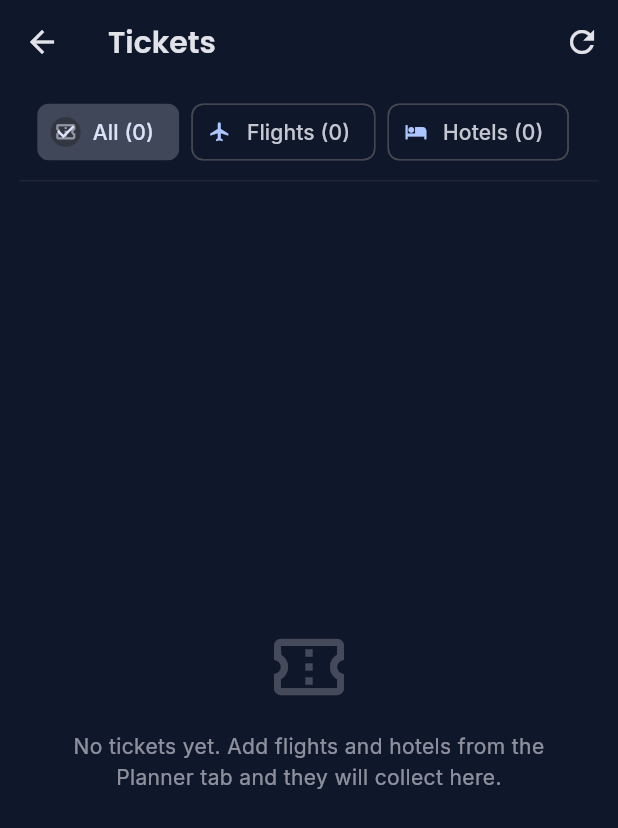
After one commit to Snsmjalzaabi/Travel-planner, a Flutter app: the MoreScreen screen opened directly, after a tap on "Tickets", on a phone screen of 412 x 824 dp. The commit adds this screen. Shown: the top 828 px of the screen. Run offline on Flutter 3.47's test engine with Material 3 defaults, Android fonts, the phone set to English and light mode, and no system bars; our stand-ins replace flutter_local_notifications, google_fonts, permission_handler, shared_preferences, sqflite, timezone; accounts and stored records are empty.

Commit message:
Add Tickets: one place for every flight and hotel booking reference
Read-only aggregate over the existing flights and hotels tables rather than a
new tickets table - the data (booking_reference, confirmation_number, seat,
gates, terminal, address, phone) was already there and duplicating it would
only create drift.

Chronological, filterable by flight/hotel, with a 'No reference' filter that
surfaces anything you still need to fill in. Tap a reference to copy it.

No schema migration needed.

```diff
--- a/foxory_mobile/lib/ui/more_screen.dart
+++ b/foxory_mobile/lib/ui/more_screen.dart
@@ -9,6 +9,7 @@ import '../services/local_pi_sync_service.dart';
 import 'recommendations_screen.dart';
 import 'documents_screen.dart';
 import 'notification_settings_screen.dart';
+import 'tickets_screen.dart';
 import 'expense_form_sheet.dart';
 
 class MoreScreen extends StatefulWidget {
@@ -299,6 +300,17 @@ class _MoreScreenState extends State<MoreScreen> {
             Navigator.push(
               context,
               MaterialPageRoute(builder: (_) => const DocumentsScreen()),
+            );
+          },
+        ),
+        ListTile(
+          leading: const Icon(Icons.confirmation_number_outlined),
+          title: const Text('Tickets'),
+          subtitle: const Text('Flights and hotels with booking references'),
+          onTap: () {
+            Navigator.push(
+              context,
+              MaterialPageRoute(builder: (_) => const TicketsScreen()),
             );
           },
         ),
--- /dev/null
+++ b/foxory_mobile/lib/ui/tickets_screen.dart
@@ -0,0 +1,380 @@
+import 'package:flutter/material.dart';
+import 'package:flutter/services.dart';
+import 'package:google_fonts/google_fonts.dart';
+import 'package:intl/intl.dart';
+import '../core/database_helper.dart';
+
+/// One bookable thing: a flight or a hotel stay, normalised so both can be
+/// shown in a single chronological list.
+class Ticket {
+  final String kind; // 'flight' | 'hotel'
+  final int id;
+  final int? tripId;
+  final String tripName;
+
+  /// Sort key — when this ticket is used.
+  final DateTime when;
+
+  final String title;
+  final String subtitle;
+
+  /// Booking reference / confirmation number. Empty means not recorded yet.
+  final String reference;
+
+  final List<(String, String)> extras;
+
+  const Ticket({
+    required this.kind,
+    required this.id,
+    required this.tripId,
+    required this.tripName,
+    required this.when,
+    required this.title,
+    required this.subtitle,
+    required this.reference,
+    this.extras = const [],
+  });
+}
+
+/// A single place to see every flight and hotel you have booked, with their
+/// confirmation numbers in one place.
+///
+/// This is a read-only aggregate over the existing `flights` and `hotels`
+/// tables rather than a new `tickets` table — the data was already there and
+/// duplicating it would only create drift.
+class TicketsScreen extends StatefulWidget {
+  const TicketsScreen({super.key});
+
+  @override
+  State<TicketsScreen> createState() => _TicketsScreenState();
+}
+
+class _TicketsScreenState extends State<TicketsScreen> {
+  List<Ticket> _tickets = [];
+  bool _isLoading = true;
+  String _filter = 'all'; // all | flight | hotel | missing
+
+  @override
+  void initState() {
+    super.initState();
+    _load();
+  }
+
+  Future<void> _load() async {
+    final db = await DatabaseHelper().database;
+
+    final tripRows = await db.query('trips', where: 'deleted_at IS NULL', orderBy: 'departure ASC');
+    final tripNames = <int, String>{
+      for (final r in tripRows) r['id'] as int: (r['name'] as String?) ?? 'Trip',
+    };
+
+    final flights = await db.query(
+      'flights',
+      where: 'deleted_at IS NULL',
+      orderBy: 'departure ASC',
+    );
+    final hotels = await db.query(
+      'hotels',
+      where: 'deleted_at IS NULL',
+      orderBy: 'check_in ASC',
+    );
+
+    final tickets = <Ticket>[];
+
+    for (final f in flights) {
+      final tripId = f['trip_id'] as int?;
+      final ref = (f['booking_reference'] as String?)?.trim() ?? '';
+      final conf = (f['confirmation_number'] as String?)?.trim() ?? '';
+      tickets.add(Ticket(
+        kind: 'flight',
+        id: f['id'] as int,
+        tripId: tripId,
+        tripName: tripId == null ? 'No trip' : (tripNames[tripId] ?? 'Trip'),
+        when: DateTime.tryParse(f['departure'] as String? ?? '') ?? DateTime.now(),
+        title: '${(f['airline'] as String?) ?? 'Flight'} ${(f['flight_number'] as String?) ?? ''}'.trim(),
+        subtitle: '${f['from_city']} → ${f['to_city']}',
+        reference: ref.isNotEmpty ? ref : conf,
+        extras: [
+          if ((f['seat'] as String?)?.isNotEmpty ?? false) ('Seat', f['seat'] as String),
+          if ((f['departure_gate'] as String?)?.isNotEmpty ?? false) ('Gate', f['departure_gate'] as String),
+          if ((f['departure_terminal'] as String?)?.isNotEmpty ?? false) ('Terminal', f['departure_terminal'] as String),
+          ('Status', _flightStatus((f['status'] as String?) ?? '')),
+          if ((f['cost'] as num?) != null && (f['cost'] as num) > 0)
+            ('Cost', '\$${(f['cost'] as num).toStringAsFixed(0)} ${f['currency'] ?? ''}'),
+        ],
+      ));
+    }
+
+    for (final h in hotels) {
+      final tripId = h['trip_id'] as int?;
+      final conf = (h['confirmation_number'] as String?)?.trim() ?? '';
+      tickets.add(Ticket(
+        kind: 'hotel',
+        id: h['id'] as int,
+        tripId: tripId,
+        tripName: tripId == null ? 'No trip' : (tripNames[tripId] ?? 'Trip'),
+        when: DateTime.tryParse(h['check_in'] as String? ?? '') ?? DateTime.now(),
+        title: (h['name'] as String?) ?? 'Hotel',
+        subtitle: '${h['city']} • ${DateFormat('MMM d').format(DateTime.tryParse(h['check_in'] as String? ?? '') ?? DateTime.now())} – ${DateFormat('MMM d, y').format(DateTime.tryParse(h['check_out'] as String? ?? '') ?? DateTime.now())}',
+        reference: conf,
+        extras: [
+          if ((h['phone'] as String?)?.isNotEmpty ?? false) ('Phone', h['phone'] as String),
+          if ((h['address'] as String?)?.isNotEmpty ?? false) ('Address', h['address'] as String),
+          if ((h['cost'] as num?) != null && (h['cost'] as num) > 0)
+            ('Cost', '\$${(h['cost'] as num).toStringAsFixed(0)} ${h['currency'] ?? ''}'),
+        ],
+      ));
+    }
+
+    tickets.sort((a, b) => a.when.compareTo(b.when));
+
+    if (!mounted) return;
+    setState(() {
+      _tickets = tickets;
+      _isLoading = false;
+    });
+  }
+
+  String _flightStatus(String s) => switch (s.toUpperCase()) {
+        'CONFIRMED' => 'Confirmed',
+        'BOARDING' => 'Boarding',
+        'DEPARTED' => 'Departed',
+        'ARRIVED' => 'Arrived',
+        'DELAYED' => 'Delayed',
+        'CANCELLED' => 'Cancelled',
+        _ => 'Confirmed',
+      };
+
+  List<Ticket> get _visible => switch (_filter) {
+        'flight' => _tickets.where((t) => t.kind == 'flight').toList(),
+        'hotel' => _tickets.where((t) => t.kind == 'hotel').toList(),
+        'missing' => _tickets.where((t) => t.reference.isEmpty).toList(),
+        _ => _tickets,
+      };
+
+  Future<void> _copy(String value, String label) async {
+    await Clipboard.setData(ClipboardData(text: value));
+    if (!mounted) return;
+    ScaffoldMessenger.of(context).showSnackBar(
+      SnackBar(content: Text('$label copied: $value')),
+    );
+  }
+
+  @override
+  Widget build(BuildContext context) {
+    final cs = Theme.of(context).colorScheme;
+    final visible = _visible;
+    final missingCount = _tickets.where((t) => t.reference.isEmpty).length;
+
+    return Scaffold(
+      appBar: AppBar(
+        title: Text('Tickets', style: GoogleFonts.poppins(fontWeight: FontWeight.w600)),
+        actions: [
+          IconButton(icon: const Icon(Icons.refresh), onPressed: _load),
+        ],
+      ),
+      body: _isLoading
+          ? const Center(child: CircularProgressIndicator())
+          : Column(
+              children: [
+                _filterBar(cs, missingCount),
+                Expanded(
+                  child: visible.isEmpty
+                      ? _empty(cs)
+                      : RefreshIndicator(
+                          onRefresh: _load,
+                          child: ListView.builder(
+                            padding: const EdgeInsets.fromLTRB(12, 8, 12, 28),
+                            itemCount: visible.length,
+                            itemBuilder: (c, i) => _ticketCard(visible[i], cs),
+                          ),
+                        ),
+                ),
+              ],
+            ),
+    );
+  }
+
+  Widget _filterBar(ColorScheme cs, int missingCount) {
+    final options = <(String, String, IconData)>[
+      ('all', 'All (${_tickets.length})', Icons.confirmation_number_outlined),
+      ('flight', 'Flights (${_tickets.where((t) => t.kind == 'flight').length})', Icons.flight),
+      ('hotel', 'Hotels (${_tickets.where((t) => t.kind == 'hotel').length})', Icons.hotel),
+      if (missingCount > 0) ('missing', 'No reference ($missingCount)', Icons.error_outline),
+    ];
+
+    return Container(
+      padding: const EdgeInsets.fromLTRB(12, 8, 12, 8),
+      decoration: BoxDecoration(
+        border: Border(bottom: BorderSide(color: cs.outlineVariant.withValues(alpha: 0.3))),
+      ),
+      child: SingleChildScrollView(
+        scrollDirection: Axis.horizontal,
+        child: Row(
+          children: [
+            for (final (value, label, icon) in options)
+              Padding(
+                padding: const EdgeInsets.only(right: 8),
+                child: ChoiceChip(
+                  label: Text(label),
+                  avatar: Icon(icon, size: 15),
+                  selected: _filter == value,
+                  onSelected: (_) => setState(() => _filter = value),
+                ),
+              ),
+          ],
+        ),
+      ),
+    );
+  }
+
+  Widget _empty(ColorScheme cs) {
+    final msg = switch (_filter) {
+      'flight' => 'No flights booked yet. Add one from the Planner tab.',
+      'hotel' => 'No hotels booked yet. Add one from the Planner tab.',
+      'missing' => 'Everything has a booking reference.',
+      _ => 'No tickets yet. Add flights and hotels from the Planner tab and they will collect here.',
+    };
+    return Center(
+      child: Padding(
+        padding: const EdgeInsets.all(32),
+        child: Column(
+          mainAxisSize: MainAxisSize.min,
+          children: [
+            Icon(Icons.confirmation_number_outlined, size: 56, color: cs.onSurface.withValues(alpha: 0.25)),
+            const SizedBox(height: 14),
+            Text(msg, textAlign: TextAlign.center, style: GoogleFonts.inter(fontSize: 14, color: cs.onSurface.withValues(alpha: 0.6))),
+          ],
+        ),
+      ),
+    );
+  }
+
+  Widget _ticketCard(Ticket t, ColorScheme cs) {
+    final isFlight = t.kind == 'flight';
+    final color = isFlight ? Colors.purple : Colors.indigo;
+    final hasRef = t.reference.isNotEmpty;
+    final daysAway = t.when.difference(DateTime.now()).inDays;
+
+    return Card(
+      margin: const EdgeInsets.only(bottom: 10),
+      child: Padding(
+        padding: const EdgeInsets.all(14),
+        child: Column(
+          crossAxisAlignment: CrossAxisAlignment.start,
+          children: [
+            Row(
+              crossAxisAlignment: CrossAxisAlignment.start,
+              children: [
+                Container(
+                  padding: const EdgeInsets.all(8),
+                  decoration: BoxDecoration(color: color.withValues(alpha: 0.14), borderRadius: BorderRadius.circular(10)),
+                  child: Icon(isFlight ? Icons.flight : Icons.hotel, color: color, size: 18),
+                ),
+                const SizedBox(width: 12),
+                Expanded(
+                  child: Column(
+                    crossAxisAlignment: CrossAxisAlignment.start,
+                    children: [
+                      Text(t.title, style: GoogleFonts.inter(fontSize: 15, fontWeight: FontWeight.w600), maxLines: 2, overflow: TextOverflow.ellipsis),
+                      const SizedBox(height: 3),
+                      Text(t.subtitle, style: GoogleFonts.inter(fontSize: 12, color: cs.onSurface.withValues(alpha: 0.65))),
+                    ],
+                  ),
+                ),
+                if (daysAway >= 0 && daysAway <= 14)
+                  Container(
+                    padding: const EdgeInsets.symmetric(horizontal: 8, vertical: 3),
+                    decoration: BoxDecoration(color: Colors.orange.withValues(alpha: 0.15), borderRadius: BorderRadius.circular(999)),
+                    child: Text(
+                      daysAway == 0 ? 'Today' : '${daysAway}d',
+                      style: GoogleFonts.inter(fontSize: 10, fontWeight: FontWeight.w700, color: Colors.orange),
+                    ),
+                  ),
+              ],
+            ),
+            const SizedBox(height: 10),
+
+            // Booking reference — the whole point of this screen.
+            InkWell(
+              onTap: hasRef ? () => _copy(t.reference, isFlight ? 'Booking ref' : 'Confirmation') : null,
+              borderRadius: BorderRadius.circular(10),
+              child: Container(
+                padding: const EdgeInsets.symmetric(horizontal: 10, vertical: 9),
+                decoration: BoxDecoration(
+                  color: hasRef ? cs.primary.withValues(alpha: 0.08) : Colors.orange.withValues(alpha: 0.08),
+                  borderRadius: BorderRadius.circular(10),
+                  border: Border.all(
+                    color: hasRef ? cs.primary.withValues(alpha: 0.25) : Colors.orange.withValues(alpha: 0.4),
+                  ),
+                ),
+                child: Row(
+                  children: [
+                    Icon(
+                      hasRef ? Icons.confirmation_number : Icons.help_outline,
+                      size: 15,
+                      color: hasRef ? cs.primary : Colors.orange,
+                    ),
+                    const SizedBox(width: 8),
+                    Expanded(
+                      child: hasRef
+                          ? Text(
+                              t.reference,
+                              style: GoogleFonts.inter(
+                                fontSize: 13,
+                                fontWeight: FontWeight.w700,
+                                letterSpacing: 0.8,
+                                color: cs.primary,
+                              ),
+                            )
+                          : Text(
+                              'No booking reference recorded',
+                              style: GoogleFonts.inter(fontSize: 12, color: Colors.orange),
+                            ),
+                    ),
+                    if (hasRef)
+                      Icon(Icons.copy, size: 14, color: cs.primary.withValues(alpha: 0.7)),
+                  ],
+                ),
+              ),
+            ),
+
+            if (t.extras.isNotEmpty) ...[
+              const SizedBox(height: 10),
+              Wrap(
+                spacing: 12,
+                runSpacing: 6,
+                children: [
+                  for (final (label, value) in t.extras)
+                    Row(
+                      mainAxisSize: MainAxisSize.min,
+                      children: [
+                        Text('$label: ', style: GoogleFonts.inter(fontSize: 11, color: cs.onSurface.withValues(alpha: 0.5))),
+                        Text(value, style: GoogleFonts.inter(fontSize: 11, fontWeight: FontWeight.w600)),
+                      ],
+                    ),
+                ],
+              ),
+            ],
+            const SizedBox(height: 8),
+            Row(
+              children: [
+                Icon(Icons.luggage, size: 12, color: cs.onSurface.withValues(alpha: 0.4)),
+                const SizedBox(width: 5),
+                Text(
+                  t.tripName,
+                  style: GoogleFonts.inter(fontSize: 11, color: cs.onSurface.withValues(alpha: 0.5)),
+                ),
+                const Spacer(),
+                Text(
+                  DateFormat('EEE d MMM y').format(t.when),
+                  style: GoogleFonts.inter(fontSize: 11, color: cs.onSurface.withValues(alpha: 0.5)),
+                ),
+              ],
+            ),
+          ],
+        ),
+      ),
+    );
+  }
+}
```
Also changed, not shown: 1 other file.
